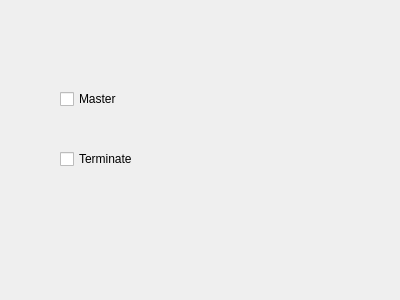
Qt form qmesydaq/modulemasterpage.ui (flueke/qmesydaq) before a commit.
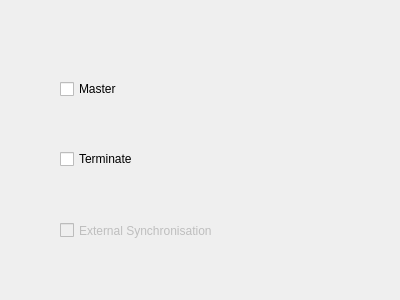
The same form after that commit.

Commit message: External synchronisation of MCPD-8.

```diff
--- a/qmesydaq/modulemasterpage.ui
+++ b/qmesydaq/modulemasterpage.ui
@@ -23,7 +23,7 @@
    <property name="geometry">
     <rect>
      <x>60</x>
-     <y>90</y>
+     <y>80</y>
      <width>73</width>
      <height>18</height>
     </rect>
@@ -45,6 +45,22 @@
     <string>Terminate</string>
    </property>
   </widget>
+  <widget class="QCheckBox" name="externsyncCheckBox">
+   <property name="enabled">
+    <bool>false</bool>
+   </property>
+   <property name="geometry">
+    <rect>
+     <x>60</x>
+     <y>220</y>
+     <width>171</width>
+     <height>21</height>
+    </rect>
+   </property>
+   <property name="text">
+    <string>External Synchronisation</string>
+   </property>
+  </widget>
  </widget>
  <resources/>
  <connections>
```
Left out of the diff: 16 changed lines with no effect on the pictures. The commit also changes 16 other files.
